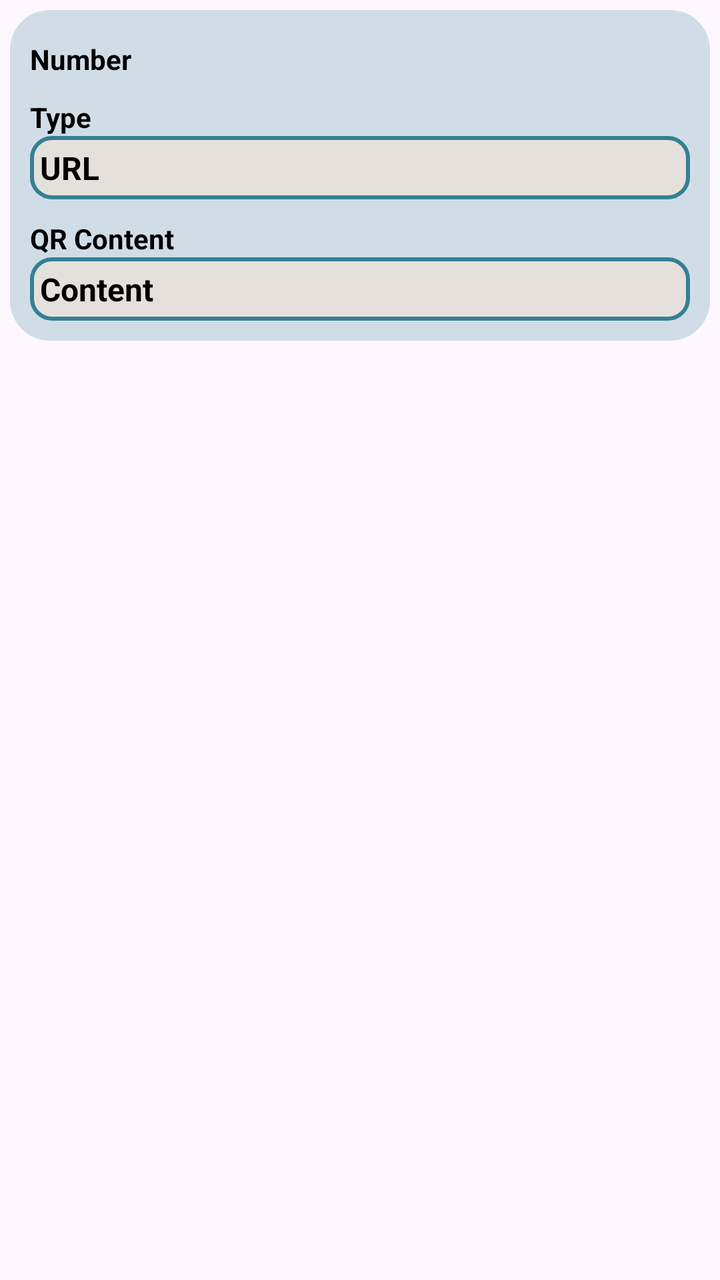
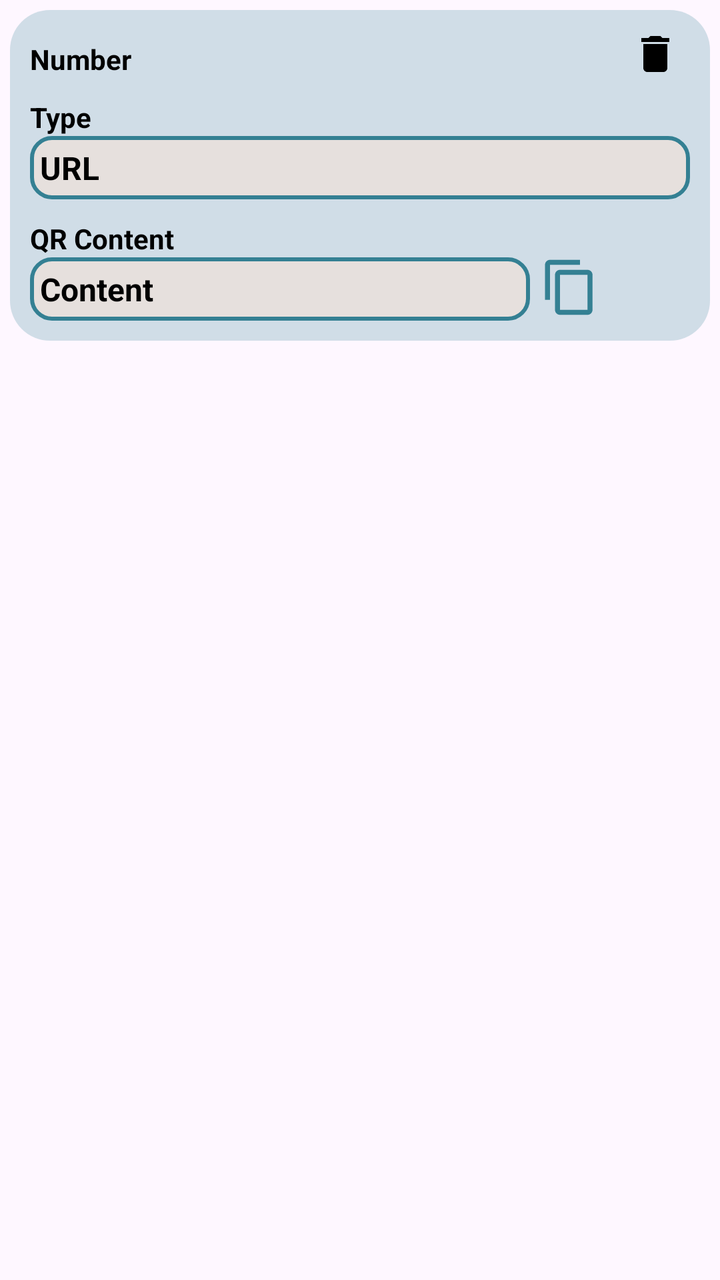

An Android layout rendered at two revisions. The XML below is the earlier revision; the diff shows what the commit changed to produce the second picture.
<!-- AndroidManifest.xml: application theme Base.Theme.Proj1 -->
<!-- res/layout/barcode_data_item.xml -->
<?xml version="1.0" encoding="utf-8"?>
<LinearLayout xmlns:android="http://schemas.android.com/apk/res/android"
    xmlns:app="http://schemas.android.com/apk/res-auto"
    xmlns:tools="http://schemas.android.com/tools"
    android:layout_width="match_parent"
    android:orientation="vertical"
    android:layout_height="wrap_content">

    <LinearLayout
        android:layout_width="match_parent"
        android:layout_height="wrap_content"
        android:orientation="vertical"
        android:background="@drawable/round_back2"
        android:layout_margin="5dp"
        android:padding="10dp">


            <TextView
                android:id="@+id/counter"
                android:layout_width="wrap_content"
                android:layout_height="wrap_content"
                android:layout_marginTop="5dp"
                android:layout_marginBottom="10dp"
                android:text="Number"
                android:textColor="@android:color/black"
                android:textStyle="bold"
                app:layout_constraintBottom_toTopOf="@+id/textView6"
                app:layout_constraintStart_toStartOf="parent"
                app:layout_constraintTop_toTopOf="parent" />

            <TextView
                android:id="@+id/textView6"
                android:layout_width="wrap_content"
                android:layout_height="wrap_content"
                android:text="Type"
                android:textColor="@android:color/black"
                android:textStyle="bold" />
            <TextView
                android:id="@+id/text_view_qr_type"
                android:layout_width="match_parent"
                android:layout_height="wrap_content"
                android:background="@drawable/google_btn_back"
                android:padding="5dp"
                android:text="URL"
                android:textColor="@android:color/black"
                android:textSize="16sp"
                android:textStyle="bold"/>
            <TextView
                android:id="@+id/textView9"
                android:layout_width="wrap_content"
                android:layout_height="wrap_content"
                android:layout_marginTop="10dp"
                android:layout_marginEnd="16dp"
                android:text="QR Content"
                android:textColor="@android:color/black"
                android:textStyle="bold" />

            <TextView
                android:id="@+id/text_view_qr_content"
                android:layout_width="match_parent"
                android:layout_height="wrap_content"
                android:background="@drawable/google_btn_back"
                android:padding="5dp"
                android:text="Content"
                android:textColor="@android:color/black"
                android:textSize="16sp"
                android:textStyle="bold" />
    </LinearLayout>


</LinearLayout>
<!-- resources referenced by this layout -->
<resources>
  <!-- drawable google_btn_back (drawable) -->
  <?xml version="1.0" encoding="utf-8"?>
  <selector xmlns:android="http://schemas.android.com/apk/res/android">
  
      <item>
          <shape android:shape="rectangle">
              <solid android:color="@color/white"/>
              <corners android:radius="10dp"/>
              <stroke android:width="2dp" android:color="@color/primary"/>
          </shape>
      </item>
  </selector>
  <!-- drawable round_back2 (drawable) -->
  <?xml version="1.0" encoding="utf-8"?>
  <shape xmlns:android="http://schemas.android.com/apk/res/android"
      android:shape="rectangle">
  
      <solid android:color="#39348093"/>
      <corners android:radius="20dp"/>
  
  </shape>
  <style name="Base.Theme.Proj1" parent="Theme.Material3.Light.NoActionBar">
          
          
          <item name="android:statusBarColor">@color/white</item>
          <item name="android:windowIsTranslucent">true</item>
          <item name="android:windowLightStatusBar">true</item>
  
          <item name="bottomAppBarStyle">@style/Widget.MaterialComponents.BottomAppBar.Colored</item>
  
      </style>
  <color name="white">#E6E0DD</color>
  <color name="primary">#348093</color>
  <style name="Widget.MaterialComponents.BottomAppBar.Colored" parent="Widget.MaterialComponents.BottomAppBar">
          <item name="backgroundTint">@color/black</item>
  
      </style>
  <color name="black">#1C1B20</color>
</resources>

<!-- the commit's change to res/layout/barcode_data_item.xml (unified diff, before → after) -->
@@ -14,7 +14,9 @@
         android:layout_margin="5dp"
         android:padding="10dp">
 
-
+<LinearLayout
+    android:layout_width="match_parent"
+    android:layout_height="wrap_content">
             <TextView
                 android:id="@+id/counter"
                 android:layout_width="wrap_content"
@@ -28,6 +30,13 @@
                 app:layout_constraintStart_toStartOf="parent"
                 app:layout_constraintTop_toTopOf="parent" />
 
+    <ImageButton
+        android:id="@+id/remove_btn"
+        android:layout_width="wrap_content"
+        android:layout_height="wrap_content"
+        android:layout_marginStart="250dp"
+        android:background="@drawable/baseline_delete_24"/>
+</LinearLayout>
             <TextView
                 android:id="@+id/textView6"
                 android:layout_width="wrap_content"
@@ -55,16 +64,32 @@
                 android:textColor="@android:color/black"
                 android:textStyle="bold" />
 
+        <LinearLayout
+            android:layout_width="match_parent"
+            android:layout_height="wrap_content"
+            android:orientation="horizontal"
+            android:layout_marginEnd="5dp">
             <TextView
                 android:id="@+id/text_view_qr_content"
-                android:layout_width="match_parent"
+                android:layout_width="250dp"
                 android:layout_height="wrap_content"
                 android:background="@drawable/google_btn_back"
                 android:padding="5dp"
                 android:text="Content"
                 android:textColor="@android:color/black"
                 android:textSize="16sp"
-                android:textStyle="bold" />
+                android:textStyle="bold">
+            </TextView>
+
+            <ImageButton
+                android:id="@+id/copy_btn"
+                android:layout_width="30dp"
+                android:layout_height="30dp"
+                android:layout_marginStart="5dp"
+                android:backgroundTint="@color/primary"
+                android:background="@drawable/copy_24"/>
+
+        </LinearLayout>
     </LinearLayout>
 
 
<!-- resource entries referenced after the edit -->
@@ -33,6 +33,18 @@
       </style>
   <color name="white">#E6E0DD</color>
   <color name="primary">#348093</color>
+  <!-- drawable baseline_delete_24 (drawable) -->
+  <vector xmlns:android="http://schemas.android.com/apk/res/android" android:height="24dp" android:tint="#000000" android:viewportHeight="24" android:viewportWidth="24" android:width="24dp">
+        
+      <path android:fillColor="@android:color/white" android:pathData="M6,19c0,1.1 0.9,2 2,2h8c1.1,0 2,-0.9 2,-2V7H6v12zM19,4h-3.5l-1,-1h-5l-1,1H5v2h14V4z"/>
+      
+  </vector>
+  <!-- drawable copy_24 (drawable) -->
+  <vector xmlns:android="http://schemas.android.com/apk/res/android" android:height="24dp" android:tint="#48A878" android:viewportHeight="24" android:viewportWidth="24" android:width="24dp">
+        
+      <path android:fillColor="@android:color/white" android:pathData="M16,1L4,1c-1.1,0 -2,0.9 -2,2v14h2L4,3h12L16,1zM19,5L8,5c-1.1,0 -2,0.9 -2,2v14c0,1.1 0.9,2 2,2h11c1.1,0 2,-0.9 2,-2L21,7c0,-1.1 -0.9,-2 -2,-2zM19,21L8,21L8,7h11v14z"/>
+      
+  </vector>
   <style name="Widget.MaterialComponents.BottomAppBar.Colored" parent="Widget.MaterialComponents.BottomAppBar">
           <item name="backgroundTint">@color/black</item>
   
